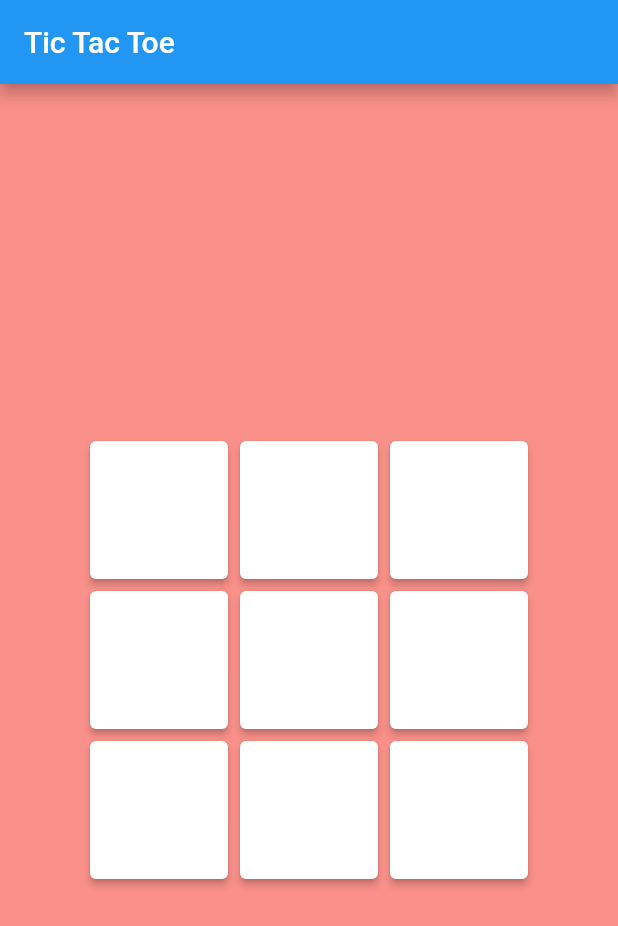
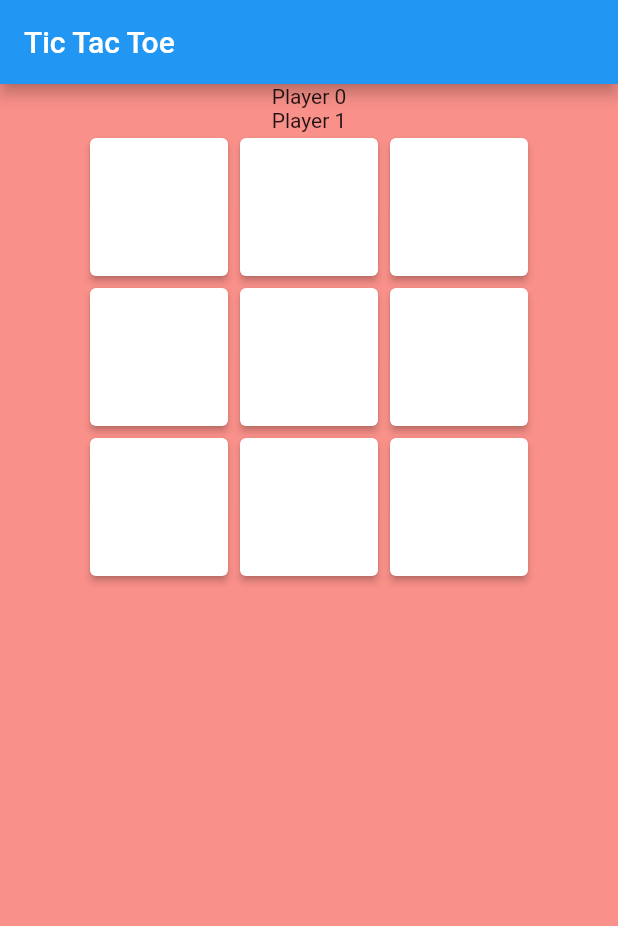
Before and after one commit to Nighthawk4709/Tic-Tac-Toe, a Flutter app: the screen it shows after launch, on a phone screen of 412 x 824 dp. Shown: the top 926 px of the screen. Run offline on Flutter 3.47's test engine with Material 2 defaults, Android fonts, the phone set to English and light mode, and no system bars.

Commit message:
new commit

```diff
--- a/tic_tac_toe/lib/main.dart
+++ b/tic_tac_toe/lib/main.dart
@@ -20,7 +20,7 @@ class MyApp extends StatelessWidget {
         debugShowCheckedModeBanner: false,
         title: title,
         theme: ThemeData(
-          primaryColor: Colors.blue,
+          primaryColor: Colors.green,
         ),
         home: MainPage(title: title),
       );
@@ -75,10 +75,15 @@ class _MainPageState extends State<MainPage> {
           title: Text(widget.title),
         ),
         body: Column(
+          children:[
+            Column(
+              mainAxisAlignment: MainAxisAlignment.center,
+              children: [Column(children: [Center(child: Text("Player 0"),)],),Column(children: [Center(child: Text("Player 1"),)],),
+            Column(
           mainAxisAlignment: MainAxisAlignment.center,
           children: Utils.modelBuilder(matrix, (x, value) => buildRow(x)),
-        ),
-      );
+        )]),
+  ]));
 
   Widget buildRow(int x) {
     final values = matrix[x];
```
